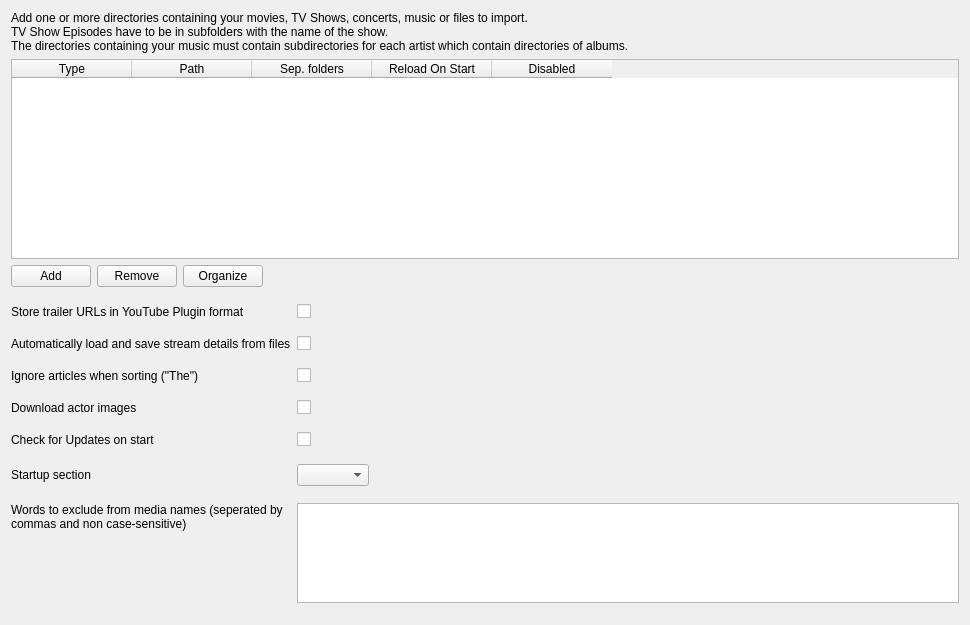
Komet/MediaElch, file src/ui/settings/GlobalSettingsWidget.ui: the form before one commit.
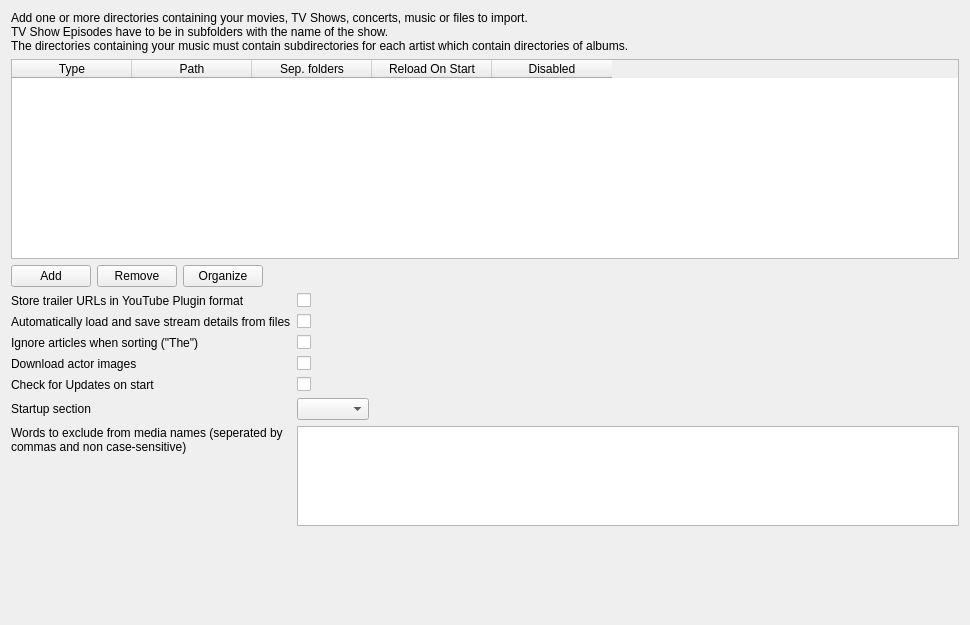
The form after the commit.

Commit message:
fix(UI): Fix spacing of global settings for large windows
If the settings Window is too large, labels may be spaced improperly.

```diff
--- a/src/ui/settings/GlobalSettingsWidget.ui
+++ b/src/ui/settings/GlobalSettingsWidget.ui
@@ -10,7 +10,7 @@
     <height>625</height>
    </rect>
   </property>
-  <layout class="QVBoxLayout" name="verticalLayout_5" stretch="0,1,0,0">
+  <layout class="QVBoxLayout" name="verticalLayout_5" stretch="0,1,0,0,0">
    <item>
     <widget class="QLabel" name="labelGlobal">
      <property name="text">
@@ -236,6 +236,19 @@
      </item>
     </layout>
    </item>
+   <item>
+    <spacer name="verticalSpacer">
+     <property name="orientation">
+      <enum>Qt::Vertical</enum>
+     </property>
+     <property name="sizeHint" stdset="0">
+      <size>
+       <width>20</width>
+       <height>40</height>
+      </size>
+     </property>
+    </spacer>
+   </item>
   </layout>
  </widget>
  <resources/>
```
Left out of the diff: 14 changed lines with no effect on the pictures. The commit also changes 10 other files.
